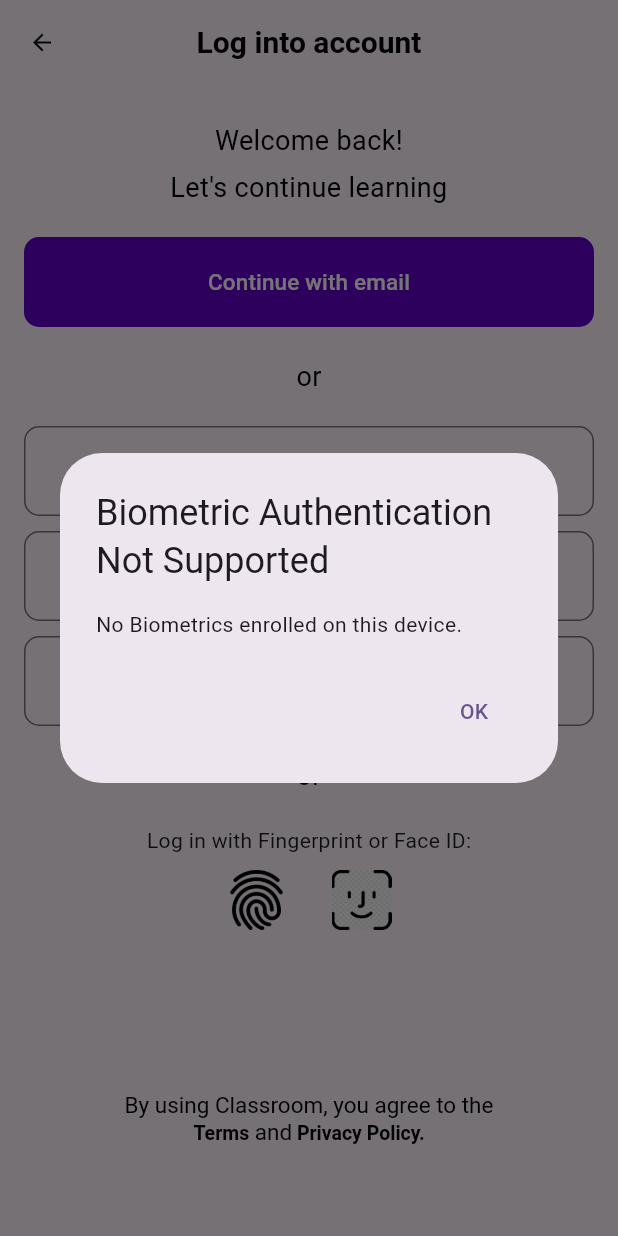
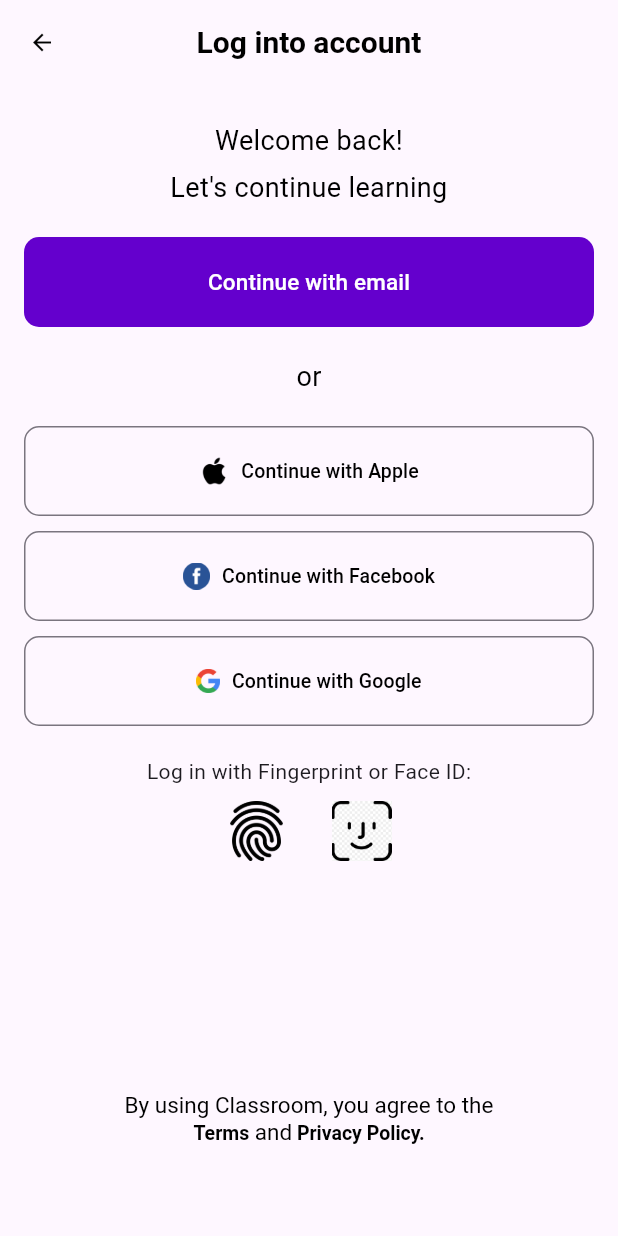
Before and after one commit to ybteo/classroom, a Flutter app: the screen it shows after launch, after a tap on "Log in", on a phone screen of 412 x 824 dp. Run offline on Flutter 3.47's test engine with Material 3 defaults, Android fonts, the phone set to English and light mode, and no system bars; our stand-ins replace local_auth, pin_code_fields, step_progress_indicator; missing offline and left inert: local_auth_platform_interface; Roboto replaces fonts that are missing (Base Regular, Base Semibold, Captions Regular).

Commit message:
edit loginAccount page

```diff
--- a/lib/login/loginAccount.dart
+++ b/lib/login/loginAccount.dart
@@ -149,7 +149,7 @@ class _loginAccountState extends State<loginAccount> {
                       children: [
                         Image.asset('assets/image/logo/appleLogo.png', height: 20,),
                         const SizedBox(width: 8),
-                        Text('Continue with Apple',
+                        const Text('Continue with Apple',
                         textAlign: TextAlign.center,
                         style: TextStyle(color: Colors.black, fontSize: 13),
                         ),
@@ -177,7 +177,7 @@ class _loginAccountState extends State<loginAccount> {
                       children: [
                         Image.asset('assets/image/logo/fbLogo.png', height: 18,),
                         SizedBox(width: 8),
-                        Text('Continue with Facebook',
+                        const Text('Continue with Facebook',
                         textAlign: TextAlign.center,
                         style: TextStyle(color: Colors.black, fontSize: 13),
                         ),
@@ -205,7 +205,7 @@ class _loginAccountState extends State<loginAccount> {
                       children: [
                         Image.asset('assets/image/logo/googleLogo.png', height: 16,),
                         const SizedBox(width: 8),
-                        Text('Continue with Google',
+                        const Text('Continue with Google',
                         textAlign: TextAlign.center,
                         style: TextStyle(color: Colors.black, fontSize: 13),
                         ),
@@ -215,9 +215,7 @@ class _loginAccountState extends State<loginAccount> {
                 ),
                 const SizedBox(height: 20),
 
-                Text('or', style: fontBlack,),
 
-                const SizedBox(height: 20.0),
                 const Text('Log in with Fingerprint or Face ID:'),
                 const SizedBox(height: 10.0),
 
@@ -225,7 +223,7 @@ class _loginAccountState extends State<loginAccount> {
                   onTap: (){
                     _authenticate();
                     },
-                  child: Row(
+                  child: const Row(
                     mainAxisAlignment: MainAxisAlignment.center,
                     children: [
 
@@ -334,8 +332,7 @@ class _loginAccountState extends State<loginAccount> {
       deviceSupportsBiometrics = false;
       print(e);
     }
-
-    if (!deviceSupportsBiometrics){
+    /*if (!deviceSupportsBiometrics){
       showDialog(
         context: context,
         builder: (context) => AlertDialog(
@@ -354,9 +351,7 @@ class _loginAccountState extends State<loginAccount> {
     }
     setState(() {
       _canCheckBiometrics = deviceSupportsBiometrics;
-    });
-
+    });*/
   }
 
-
 }
```
